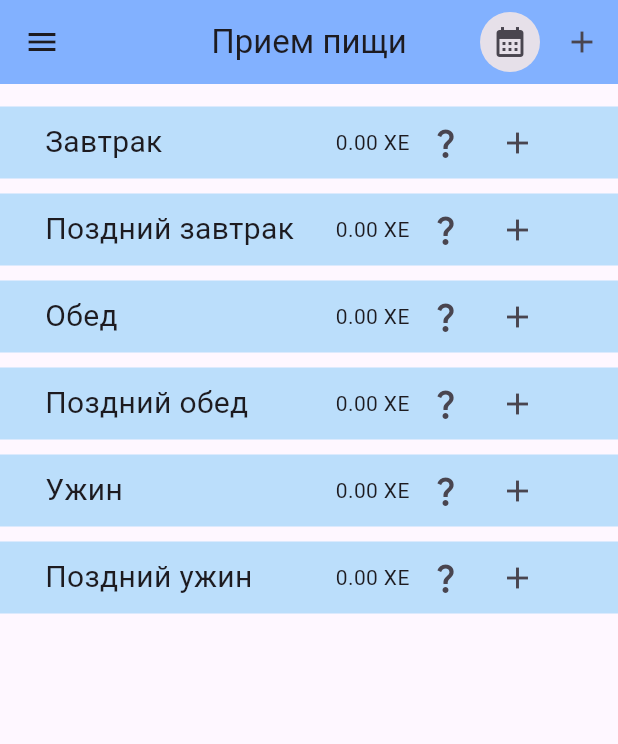
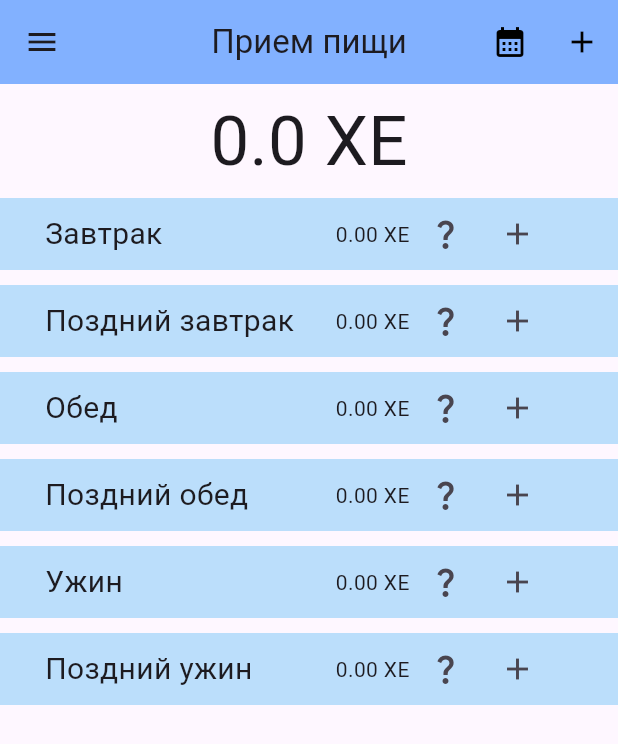
Before and after one commit to pikaparson/bread_units_beta, a Flutter app: the screen it shows after launch, in the side drawer, after a tap on the "add" icon, on a phone screen of 412 x 824 dp. Shown: the top 744 px of the screen. Run offline on Flutter 3.47's test engine with Material 3 defaults, Android fonts, the phone set to English and light mode, and no system bars; our stand-ins replace flutter_calendar_carousel, searchfield, sqflite; missing offline and left inert: dart:ffi; accounts and stored records are empty.

Commit message:
Сделан виджет подсчета суммы ХЕ за день, поправлен календарь (другой цвет выбранного дня, сегодняшнего дня и изменение иконки календаря в зависимости от его видимости) (#13)
* Добавлен виджет, посчитывающий все ХЕ за день

* Добавлен виджет, посчитывающий все ХЕ за день. Поправлен календарь и его иконка

```diff
--- a/lib/MainPages/main_page.dart
+++ b/lib/MainPages/main_page.dart
@@ -36,20 +36,22 @@ class _MainPageClassState extends State<MainPageClass> {
       centerTitle: true,
       backgroundColor: Colors.blueAccent[100],
       actions: [
-        IconButton.filled(
-            onPressed: (){
-              setState(() {
-                _isCalendarVisible = !_isCalendarVisible;
-              });
-            },
-            icon: Icon(Icons.calendar_month),
-            isSelected: _isCalendarVisible,
+        IconButton(
+          onPressed: () {
+            setState(() {
+              _isCalendarVisible = !_isCalendarVisible;
+            });
+          },
+          icon: Icon(
+            Icons.calendar_month,
+            color: _isCalendarVisible ? Colors.white : Colors.black,
+
+          ),
         ),
         IconButton(
-            onPressed: () {appBarTime();},
-            icon: Icon(Icons.add)
+          onPressed: () {appBarTime();},
+          icon: Icon(Icons.add, color: Colors.black,),
         ),
-
       ],
     );
   }
@@ -144,16 +146,16 @@ class _MainPageClassState extends State<MainPageClass> {
           setState(() => _selectedDate = date);
           await _refreshJournals();
         },
+        todayBorderColor: Colors.white,
+        todayButtonColor: Colors.white,
+        selectedDayBorderColor: Colors.white,
+        selectedDayButtonColor: Colors.white,
         weekendTextStyle: TextStyle(
           color: Colors.red,
         ),
         thisMonthDayBorderColor: Colors.blue,
         selectedDateTime: _selectedDate,
-//      weekDays: null, /// for pass null when you do not want to render weekDays
-//      headerText: Container( /// Example for rendering custom header
-//        child: Text('Custom Header'),
-//      ),
-        customDayBuilder: (   /// you can provide your own build function to make custom day containers
+        customDayBuilder: (
             bool isSelectable,
             int index,
             bool isSelectedDay,
@@ -164,18 +166,51 @@ class _MainPageClassState extends State<MainPageClass> {
             bool isThisMonthDay,
             DateTime day,
             ) {
-          /// If you return null, [CalendarCarousel] will build container for current [day] with default function.
-          /// This way you can build custom containers for specific days only, leaving rest as default.
+          if (isSelectedDay) {
+            return Container(
+              decoration: BoxDecoration(
+                shape: BoxShape.circle,
+                color: Colors.blueAccent[100],  // цвет заливки выбранного дня
+              ),
+              child: Center(
+                child: Text(
+                  day.day.toString(),
+                  style: textStyle,
+                ),
+              ),
+            );
+          } else if (isToday) {
+            return Container(
+              decoration: BoxDecoration(
+                shape: BoxShape.circle,
+                color: Colors.pinkAccent[100],  // цвет заливки сегодняшнего дня
+              ),
+              child: Center(
+                child: Text(
+                  day.day.toString(),
+                  style: textStyle,
+                ),
+              ),
+            );
+          }
+          return null;  // использовать стиль по умолчанию для остальных дней
         },
         weekFormat: false,
-        //markedDatesMap: _markedDateMap,
         height: 430.0,
-        //selectedDateTime: _currentDate,
-        daysHaveCircularBorder: true, /// null for not rendering any border, true for circular border, false for rectangular border
+        daysHaveCircularBorder: true,
         locale: 'ru',
-        //the lines under-- are not working, the calendar still 'shmaaaks' and 'blooobs' when try to scroll
         isScrollable: false,
         pageScrollPhysics: const NeverScrollableScrollPhysics(),
+      ),
+    );
+  }
+
+  Widget _buSum() {
+    return Container(
+      child: Center(
+        child:
+            Text("$BUsum ХЕ", style: TextStyle(fontSize: 46),
+        ),
       ),
     );
   }
@@ -188,7 +223,9 @@ class _MainPageClassState extends State<MainPageClass> {
         children: [
           if(_isCalendarVisible)
             _calendar(),
-          SizedBox(height: 15,),
+          SizedBox(height: 5,),
+          _buSum(),
+          SizedBox(height: 5,),
           _mainPageBreakfast(),
           SizedBox(height: 5,),
           _mainPageCardsBreakfast(),
@@ -525,7 +562,8 @@ class _MainPageClassState extends State<MainPageClass> {
         BUlunch = '',
         BULlunch = '',
         BUdinner = '',
-        BULdinner = '';
+        BULdinner = '',
+        BUsum = '';
   bool _isLoading = true;
   Future<void> _refreshJournals() async {
     BUbreakfast = await SQLhelper().returnBUSumma(0, _selectedDate);
@@ -534,6 +572,7 @@ class _MainPageClassState extends State<MainPageClass> {
     BULlunch = await SQLhelper().returnBUSumma(3, _selectedDate);
     BUdinner = await SQLhelper().returnBUSumma(4, _selectedDate);
     BULdinner = await SQLhelper().returnBUSumma(5, _selectedDate);
+    BUsum = "${double.parse(BUbreakfast) + double.parse(BULbreakfast) + double.parse(BUlunch) + double.parse(BULlunch) +double.parse(BUdinner) + double.parse(BULdinner)}";
 
     final dataLateDinner = await SQLhelper().getLateDinnerItem(_selectedDate);
     final dataDinner = await SQLhelper().getDinnerItem(_selectedDate);
@@ -819,7 +858,6 @@ class _MainPageClassState extends State<MainPageClass> {
     }
   }
 
-
   Widget _mainPageCardsBreakfast() {
     return SizedBox(
       height: _journalsBreakfast.length * 82,
@@ -1066,7 +1104,6 @@ class _MainPageClassState extends State<MainPageClass> {
     );
   }
 
-
   void _showFormEdit(int id, int time) async {
     String name = '';
 
@@ -1171,7 +1208,6 @@ class _MainPageClassState extends State<MainPageClass> {
         )
     );
   }
-
   //Вставить новый объект в базу данных
   Future<void> _addItem(int? idDish, int? idProduct, int grams, int time) async {
     await SQLhelper().createTimeItem(idDish, idProduct, grams, time, _selectedDate);
```
